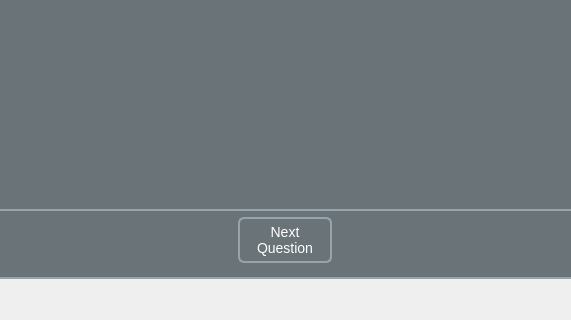
Before: the Qt Designer form GUI/Views/MainWindow.ui in bronya2057/ExpertSystemPyLab, drawn with Qt 5; both pictures show x 424 to 995 and y 280 to 600 of the 1157 by 600 pixel window.
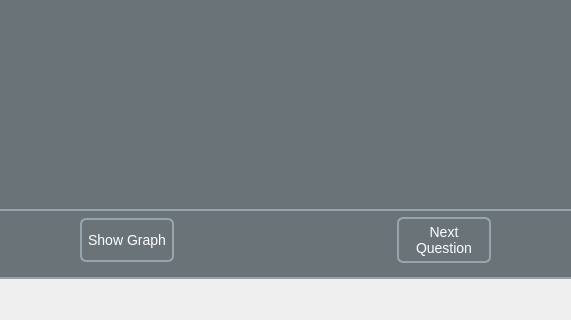
After: the same form once the commit is applied. Icons and pictures are not drawn.

Commit message: Add Button show graph

Diff of the .ui file:
```diff
--- a/GUI/Views/MainWindow.ui
+++ b/GUI/Views/MainWindow.ui
@@ -223,6 +223,19 @@
        </item>
        <item>
         <layout class="QHBoxLayout" name="horizontalLayout">
+         <item>
+          <widget class="QPushButton" name="pbGraph">
+           <property name="sizePolicy">
+            <sizepolicy hsizetype="Maximum" vsizetype="Fixed">
+             <horstretch>0</horstretch>
+             <verstretch>0</verstretch>
+            </sizepolicy>
+           </property>
+           <property name="text">
+            <string>Show Graph</string>
+           </property>
+          </widget>
+         </item>
          <item>
           <widget class="QPushButton" name="pBNextQuestion">
            <property name="sizePolicy">
```
The commit also changes 5 other files.
